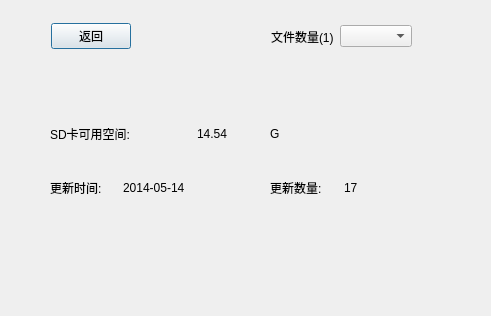
juniperdiego/usbW, file wenjian.ui: the form before one commit.
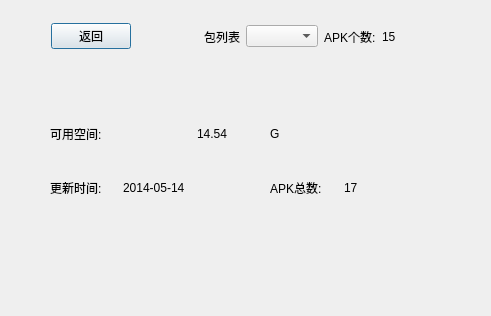
The form after the commit.

Patch:
```diff
--- a/wenjian.ui
+++ b/wenjian.ui
@@ -46,13 +46,33 @@
     <item>
      <widget class="QLabel" name="label">
       <property name="text">
-       <string>文件数量(1)</string>
+       <string>包列表</string>
       </property>
      </widget>
     </item>
     <item>
      <widget class="QComboBox" name="comboBox"/>
     </item>
+    <item>
+     <widget class="QLabel" name="label_3">
+      <property name="text">
+       <string>APK个数:</string>
+      </property>
+     </widget>
+    </item>
+    <item>
+     <widget class="QLabel" name="apkLabel">
+      <property name="minimumSize">
+       <size>
+        <width>30</width>
+        <height>0</height>
+       </size>
+      </property>
+      <property name="text">
+       <string>15</string>
+      </property>
+     </widget>
+    </item>
    </layout>
   </widget>
   <widget class="QWidget" name="layoutWidget1">
@@ -82,7 +102,7 @@
     <item row="0" column="0" colspan="2">
      <widget class="QLabel" name="label_2">
       <property name="text">
-       <string>SD卡可用空间:</string>
+       <string>可用空间:</string>
       </property>
      </widget>
     </item>
@@ -110,7 +130,7 @@
     <item row="1" column="3">
      <widget class="QLabel" name="label_7">
       <property name="text">
-       <string>更新数量:</string>
+       <string>APK总数:</string>
       </property>
      </widget>
     </item>
```
Left out of the diff: 21 changed lines with no effect on the pictures.
